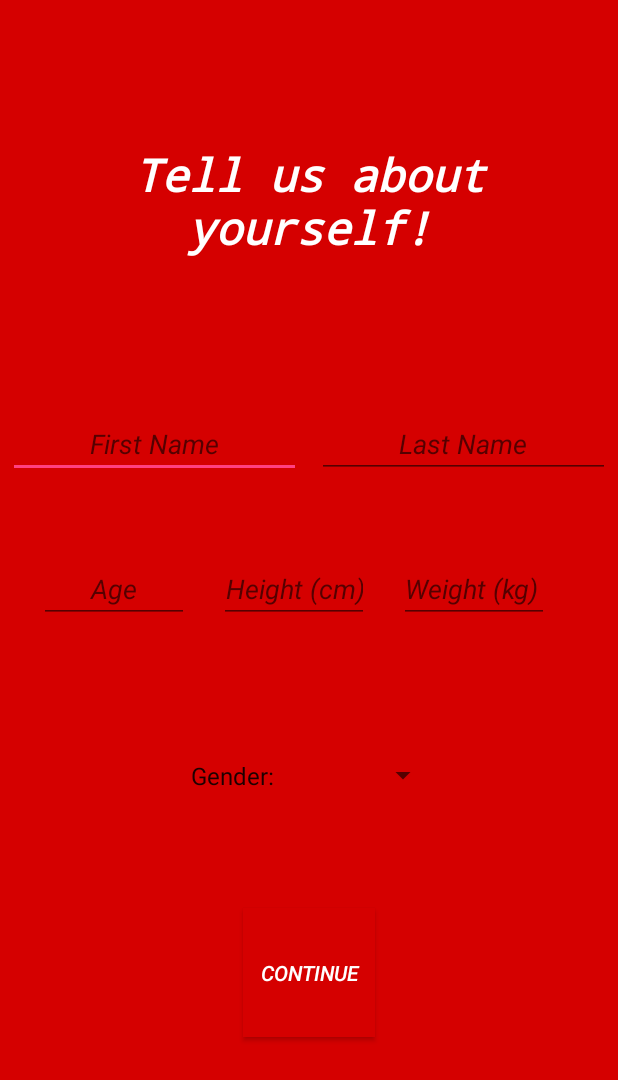
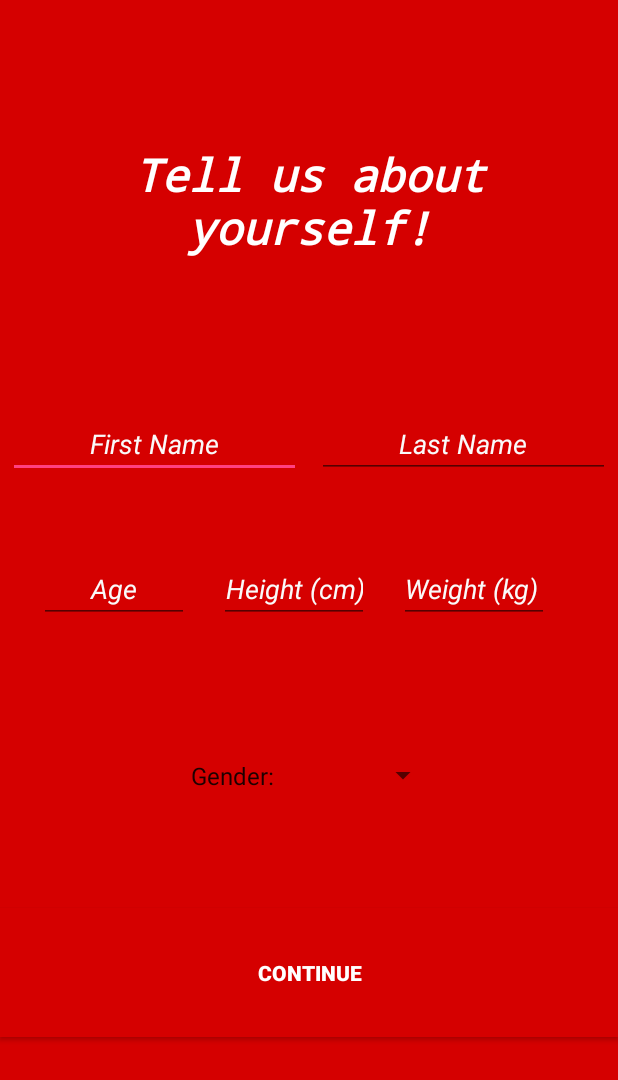
Before and after one commit to theodorethayib/NutriPocket, an Android app: the screen it shows after launch (CreateProfileActivity), on a phone screen of 412 x 824 dp. Shown: the top 1080 px of the screen. Run offline under Robolectric (Android 15) with nearby library versions, the phone set to English and light mode, and no system bars.

Commit message:
Blank Create Profile/Main Activity

```diff
--- a/app/src/main/res/layout/activity_create_profile.xml
+++ b/app/src/main/res/layout/activity_create_profile.xml
@@ -39,7 +39,9 @@
             android:inputType="textPersonName"
             android:hint="@string/nameFirst"
             android:textAlignment="center"
-            android:textStyle="italic" />
+            android:textStyle="italic"
+            android:textColor="@color/regularText"
+            android:textColorHint="@color/regularText"/>
 
         <EditText
             android:id="@+id/nameLast"
@@ -51,7 +53,9 @@
             android:inputType="textPersonName"
             android:hint="@string/nameLast"
             android:textAlignment="center"
-            android:textStyle="italic" />
+            android:textStyle="italic"
+            android:textColor="@color/regularText"
+            android:textColorHint="@color/regularText"/>
 
     </LinearLayout>
 
@@ -75,7 +79,9 @@
             android:inputType="number"
             android:hint="@string/age"
             android:textAlignment="center"
-            android:textStyle="italic" />
+            android:textStyle="italic"
+            android:textColor="@color/regularText"
+            android:textColorHint="@color/regularText"/>
 
         <EditText
             android:id="@+id/height"
@@ -86,7 +92,9 @@
             android:inputType="number"
             android:hint="@string/height"
             android:textAlignment="center"
-            android:textStyle="italic" />
+            android:textStyle="italic"
+            android:textColor="@color/regularText"
+            android:textColorHint="@color/regularText"/>
 
         <EditText
             android:id="@+id/weight"
@@ -97,7 +105,9 @@
             android:layout_marginRight="5dp"
             android:inputType="number"
             android:hint="@string/weight"
-            android:textStyle="italic" />
+            android:textStyle="italic"
+            android:textColor="@color/regularText"
+            android:textColorHint="@color/regularText"/>
 
     </LinearLayout>
 
@@ -118,7 +128,7 @@
 
     <Button
         android:id="@+id/CP1Button"
-        android:layout_width="wrap_content"
+        android:layout_width="match_parent"
         android:layout_height="wrap_content"
         android:layout_weight="0.07"
         android:background="@color/Background"
@@ -126,6 +136,6 @@
         android:text="@string/CP1Button"
         android:textColor="@android:color/background_light"
         android:textSize="14sp"
-        android:textStyle="italic" />
+        android:textStyle="bold" />
 
 </LinearLayout>
--- a/app/src/main/res/values/colors.xml
+++ b/app/src/main/res/values/colors.xml
@@ -5,5 +5,8 @@
     <color name="colorAccent">#FF4081</color>
 
     <color name="Background">#d50000</color>
+    <color name="darkBackground">#e63333</color>
+    <color name="emphasisText">#FFFFFF</color>
+    <color name="regularText">#FAFAFA</color>
 
 </resources>
```
Also changed, not shown: app/src/main/ic_launcher-web.png, app/src/main/res/mipmap-hdpi/ic_launcher.png, app/src/main/res/mipmap-mdpi/ic_launcher.png, app/src/main/res/mipmap-xhdpi/ic_launcher.png, app/src/main/res/mipmap-xxhdpi/ic_launcher.png, app/src/main/res/mipmap-xxxhdpi/ic_launcher.png.
